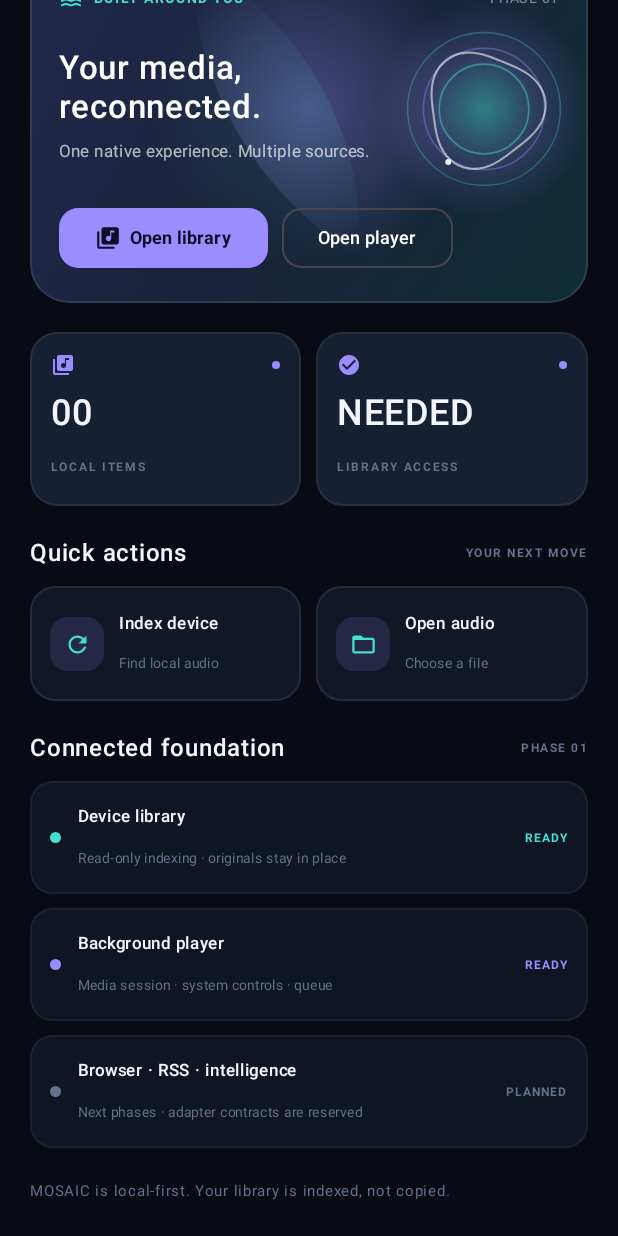
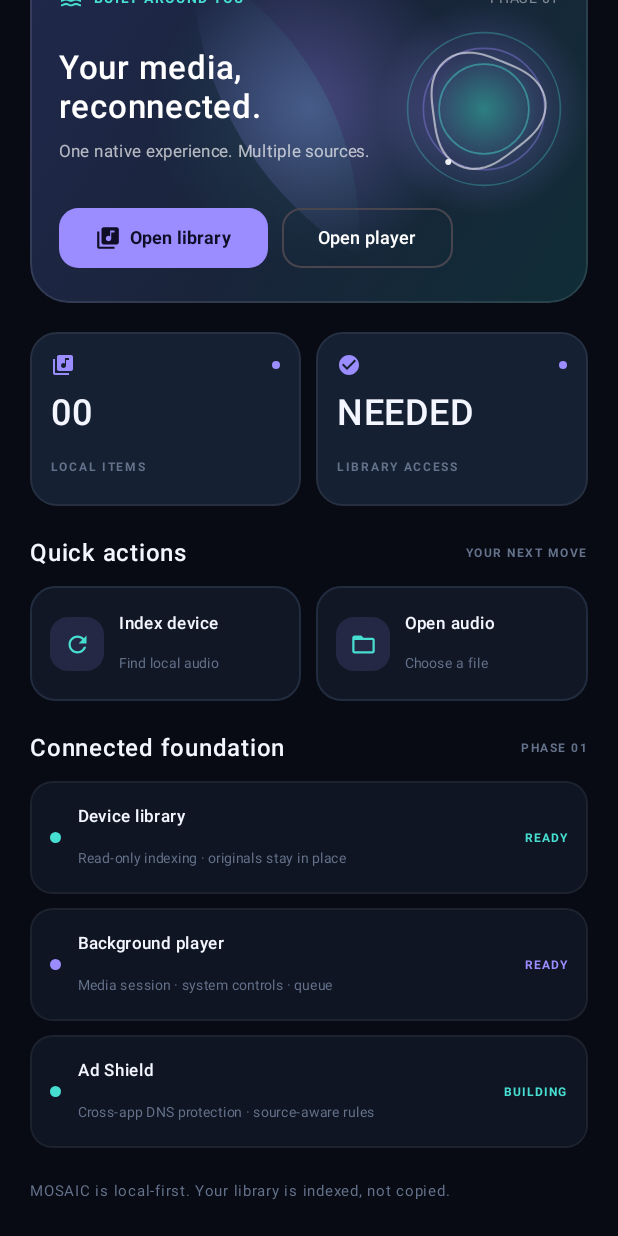
Before and after one commit to ysfclc/MOSAIC, an Android app built with Jetpack Compose: the composable HomeScreen called with empty values, scrolled down 195 dp, on a phone screen of 412 x 824 dp. Run offline under Robolectric (Android 15) with nearby library versions, the phone set to English and light mode, and no system bars; libraries missing offline, so code that uses them is left out: kotlin.math, kotlin.math.cos, kotlin.math.sin; 21 statements that could not run were skipped.

Commit message:
Align Home with Player and Ad Shield product identity

```diff
--- a/app/src/main/java/com/ysfclc/mosaic/ui/MosaicApp.kt
+++ b/app/src/main/java/com/ysfclc/mosaic/ui/MosaicApp.kt
@@ -341,7 +341,7 @@ private fun MosaicHeader(phaseLabel: String) {
         Spacer(Modifier.width(10.dp))
         Column(verticalArrangement = Arrangement.spacedBy((-2).dp)) {
             Text("MOSAIC", color = MosaicPalette.TextPrimary, fontSize = 16.sp, fontWeight = FontWeight.Black, letterSpacing = 2.4.sp)
-            Text("PERSONAL MEDIA OS", color = MosaicPalette.TextMuted, fontSize = 8.sp, fontWeight = FontWeight.Bold, letterSpacing = 1.55.sp)
+            Text("MEDIA PLAYER · AD SHIELD", color = MosaicPalette.TextMuted, fontSize = 8.sp, fontWeight = FontWeight.Bold, letterSpacing = 1.25.sp)
         }
         Spacer(Modifier.weight(1f))
         Surface(
@@ -407,7 +407,7 @@ private fun HomeScreen(
             Column(verticalArrangement = Arrangement.spacedBy(9.dp)) {
                 SourceStatusCard("Device library", "Read-only indexing · originals stay in place", "READY", MosaicPalette.Cyan)
                 SourceStatusCard("Background player", "Media session · system controls · queue", "READY", MosaicPalette.Violet)
-                SourceStatusCard("Browser · RSS · intelligence", "Next phases · adapter contracts are reserved", "PLANNED", MosaicPalette.TextMuted)
+                SourceStatusCard("Ad Shield", "Cross-app DNS protection · source-aware rules", "BUILDING", MosaicPalette.Cyan)
             }
         }
         item {
```
